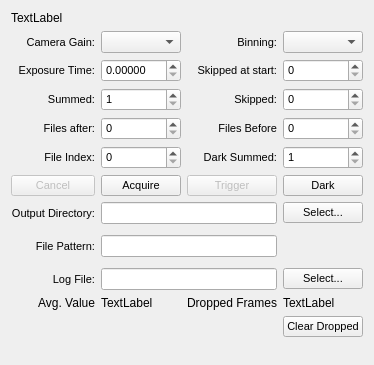
First picture: the form in source/qxrdacquiredialog.ui, repository guyjennings/qxrd, before the edit.
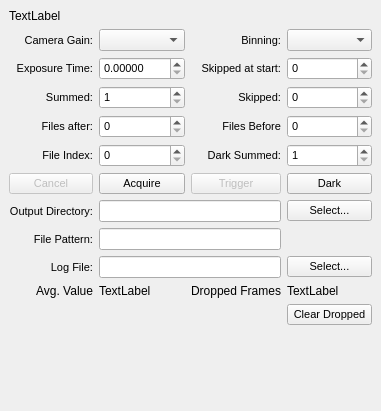
Second picture: the form after the edit. Custom widgets are drawn as their Qt base class.

Commit message: Moved dock widgets into separate files

Diff of the .ui file:
```diff
--- a/source/qxrdacquiredialog.ui
+++ b/source/qxrdacquiredialog.ui
@@ -1,17 +1,21 @@
 <?xml version="1.0" encoding="UTF-8"?>
 <ui version="4.0">
  <class>QxrdAcquireDialog</class>
- <widget class="QWidget" name="QxrdAcquireDialog">
+ <widget class="QDockWidget" name="QxrdAcquireDialog">
   <property name="geometry">
    <rect>
     <x>0</x>
     <y>0</y>
-    <width>366</width>
-    <height>365</height>
+    <width>381</width>
+    <height>411</height>
    </rect>
   </property>
-  <layout class="QGridLayout" name="gridLayout" rowstretch="0,0,0,0,0,0,0,0,0,0,0,0,0">
-   <item row="0" column="0" colspan="3">
+  <property name="windowTitle">
+   <string>Acquire</string>
+  </property>
+  <widget class="QWidget" name="dockWidgetContents">
+   <layout class="QGridLayout" name="gridLayout">
+    <item row="0" column="0">
     <widget class="QLabel" name="m_DetectorTypeNameLabel">
      <property name="text">
       <string>TextLabel</string>
@@ -647,7 +651,7 @@
      <property name="sizeHint" stdset="0">
       <size>
        <width>20</width>
-       <height>40</height>
+        <height>21</height>
       </size>
      </property>
     </spacer>
@@ -776,7 +780,7 @@
      <property name="sizeHint" stdset="0">
       <size>
        <width>36</width>
-       <height>25</height>
+        <height>107</height>
       </size>
      </property>
     </spacer>
@@ -810,6 +814,7 @@
     <string>Trigger Acquisition</string>
    </property>
   </action>
+  </widget>
  </widget>
  <customwidgets>
   <customwidget>
```
Lines whose indentation alone changed are shown as unchanged. The commit also changes 29 other files.
